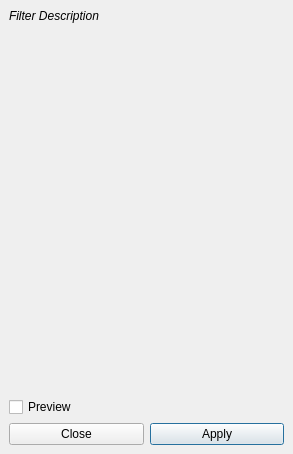
The window that Qt/Resources/UI/filterDialog.ui (hu-shuhan/editOpeniGame) describes before a commit, drawn with Qt 5.
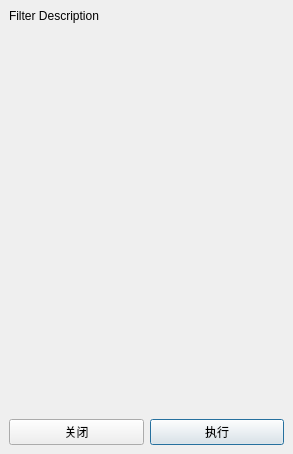
The same window after the commit.

Patch:
```diff
--- a/Qt/Resources/UI/filterDialog.ui
+++ b/Qt/Resources/UI/filterDialog.ui
@@ -75,11 +75,6 @@
     </item>
     <item row="0" column="1" colspan="2">
      <widget class="QLabel" name="filterInfoLabel">
-      <property name="font">
-       <font>
-        <italic>true</italic>
-       </font>
-      </property>
       <property name="text">
        <string>Filter Description</string>
       </property>
@@ -127,7 +122,7 @@
           <enum>Qt::WheelFocus</enum>
          </property>
          <property name="text">
-          <string>Apply</string>
+          <string>执行</string>
          </property>
          <property name="autoDefault">
           <bool>false</bool>
@@ -140,13 +135,14 @@
        <item row="0" column="0">
         <widget class="QPushButton" name="closeButton">
          <property name="text">
-          <string>Close</string>
+          <string>关闭</string>
          </property>
         </widget>
        </item>
       </layout>
      </widget>
     </item>
+    <!-- Preview 暂未实现，先隐藏
     <item row="3" column="1">
      <widget class="QCheckBox" name="previewCheckBox">
       <property name="focusPolicy">
@@ -160,6 +156,7 @@
       </property>
      </widget>
     </item>
+    -->
    </layout>
   </widget>
  </widget>
```
